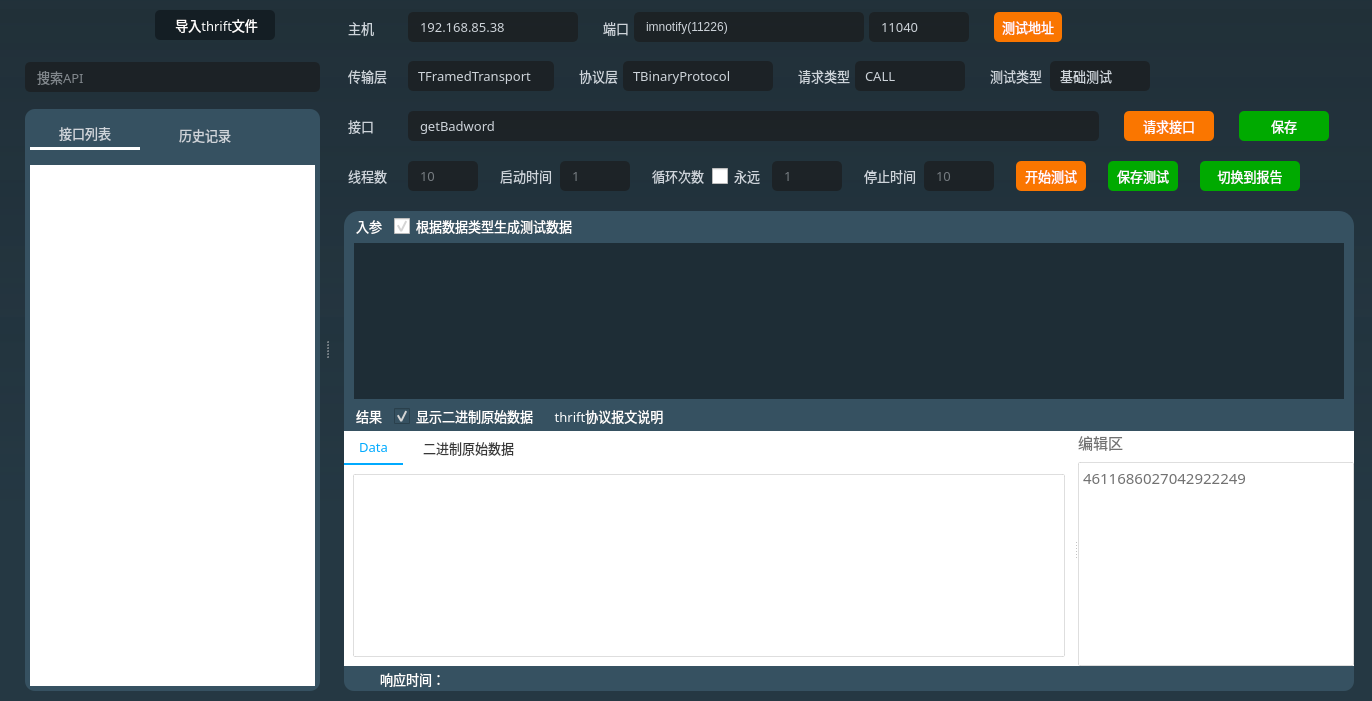
The window that source/thriftwidget.ui (HuaGouFdog/Fdog-Kit) describes before a commit, drawn with Qt 5.
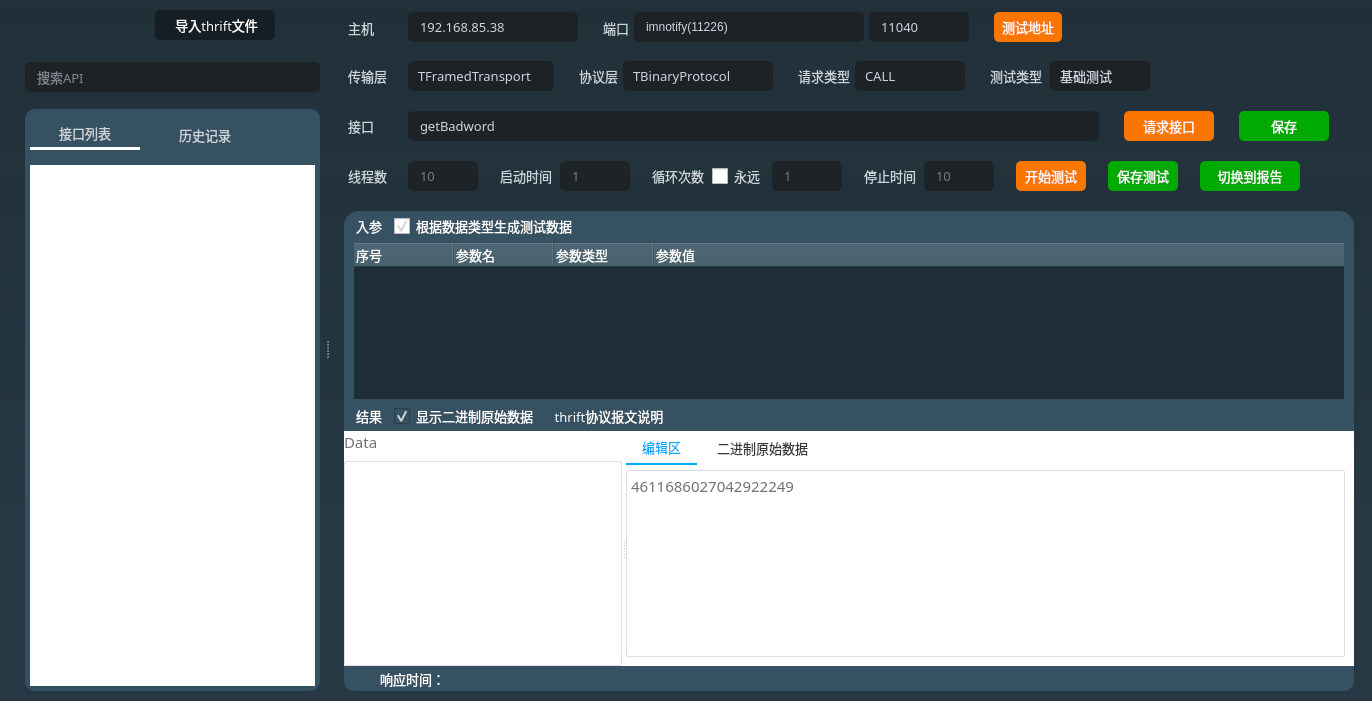
The same window after the commit. The open tabs and pages were chosen to show the change. Icons and pictures are not drawn.

Commit message: 修复接口返回类型为list的情况下格式为json出错的问题，优化下栏数据布局

What changed in the file:
```diff
--- a/source/thriftwidget.ui
+++ b/source/thriftwidget.ui
@@ -1261,7 +1261,7 @@
  
 QToolButton:hover {
 	color: rgb(255, 255, 255);
-	background-color: rgb(0, 170, 255);
+	background-color: rgb(250, 118, 0);
 }</string>
             </property>
             <property name="text">
@@ -2970,7 +2970,7 @@
                       <bool>false</bool>
                      </property>
                      <attribute name="headerVisible">
-                      <bool>false</bool>
+                      <bool>true</bool>
                      </attribute>
                      <attribute name="headerDefaultSectionSize">
                       <number>100</number>
@@ -3082,7 +3082,9 @@
 QScrollBar::handle:vertical{
     width: 12px;
 	
-	background-color: rgba(0, 41, 69, 255);
+	/*background-color: rgba(0, 41, 69, 255);*/
+	
+	background-color: rgb(79, 79, 79);
     /*滚动条两端变成椭圆 */
     border-radius: 2px;
     min-height: 0;
@@ -3342,6 +3344,54 @@
                         <property name="orientation">
                          <enum>Qt::Horizontal</enum>
                         </property>
+                        <widget class="QWidget" name="widget_2" native="true">
+                         <layout class="QVBoxLayout" name="verticalLayout_4">
+                          <property name="spacing">
+                           <number>8</number>
+                          </property>
+                          <item>
+                           <widget class="QLabel" name="label_4">
+                            <property name="font">
+                             <font>
+                              <family>OPPOSans B</family>
+                              <pointsize>11</pointsize>
+                             </font>
+                            </property>
+                            <property name="text">
+                             <string>Data</string>
+                            </property>
+                           </widget>
+                          </item>
+                          <item>
+                           <widget class="QTextEdit" name="textEdit_data">
+                            <property name="font">
+                             <font>
+                              <family>Cascadia Code SemiBold</family>
+                              <pointsize>11</pointsize>
+                              <stylestrategy>PreferAntialias</stylestrategy>
+                             </font>
+                            </property>
+                            <property name="styleSheet">
+                             <string notr="true">border: 1px solid rgba(199, 199, 199, 150);
+border-radius: 2px;</string>
+                            </property>
+                            <property name="frameShape">
+                             <enum>QFrame::Box</enum>
+                            </property>
+                            <property name="readOnly">
+                             <bool>true</bool>
+                            </property>
+                            <property name="html">
+                             <string>&lt;!DOCTYPE HTML PUBLIC &quot;-//W3C//DTD HTML 4.0//EN&quot; &quot;http://www.w3.org/TR/REC-html40/strict.dtd&quot;&gt;
+&lt;html&gt;&lt;head&gt;&lt;meta name=&quot;qrichtext&quot; content=&quot;1&quot; /&gt;&lt;style type=&quot;text/css&quot;&gt;
+p, li { white-space: pre-wrap; }
+&lt;/style&gt;&lt;/head&gt;&lt;body style=&quot; font-family:'Cascadia Code SemiBold'; font-size:11pt; font-weight:400; font-style:normal;&quot;&gt;
+&lt;p style=&quot;-qt-paragraph-type:empty; margin-top:0px; margin-bottom:0px; margin-left:0px; margin-right:0px; -qt-block-indent:0; text-indent:0px;&quot;&gt;&lt;br /&gt;&lt;/p&gt;&lt;/body&gt;&lt;/html&gt;</string>
+                            </property>
+                           </widget>
+                          </item>
+                         </layout>
+                        </widget>
                         <widget class="QTabWidget" name="tabWidget_response">
                          <property name="font">
                           <font>
@@ -3420,7 +3470,7 @@
 }</string>
                          </property>
                          <property name="currentIndex">
-                          <number>0</number>
+                          <number>1</number>
                          </property>
                          <widget class="QWidget" name="tab_3">
                           <property name="sizePolicy">
@@ -3433,40 +3483,38 @@
                            <string notr="true"/>
                           </property>
                           <attribute name="title">
-                           <string>  Data  </string>
+                           <string>  编辑区  </string>
                           </attribute>
                           <layout class="QVBoxLayout" name="verticalLayout_8">
                            <property name="spacing">
                             <number>0</number>
                            </property>
+                           <property name="leftMargin">
+                            <number>0</number>
+                           </property>
                            <property name="topMargin">
+                            <number>5</number>
+                           </property>
+                           <property name="rightMargin">
+                            <number>9</number>
+                           </property>
+                           <property name="bottomMargin">
                             <number>9</number>
                            </property>
                            <item>
-                            <widget class="QTextEdit" name="textEdit_data">
+                            <widget class="QPlainTextEdit" name="plainTextEdit">
                              <property name="font">
                               <font>
                                <family>Cascadia Code SemiBold</family>
                                <pointsize>11</pointsize>
-                               <stylestrategy>PreferAntialias</stylestrategy>
                               </font>
                              </property>
                              <property name="styleSheet">
                               <string notr="true">border: 1px solid rgba(199, 199, 199, 150);
 border-radius: 2px;</string>
                              </property>
-                             <property name="frameShape">
-                              <enum>QFrame::Box</enum>
-                             </property>
-                             <property name="readOnly">
-                              <bool>true</bool>
-                             </property>
-                             <property name="html">
-                              <string>&lt;!DOCTYPE HTML PUBLIC &quot;-//W3C//DTD HTML 4.0//EN&quot; &quot;http://www.w3.org/TR/REC-html40/strict.dtd&quot;&gt;
-&lt;html&gt;&lt;head&gt;&lt;meta name=&quot;qrichtext&quot; content=&quot;1&quot; /&gt;&lt;style type=&quot;text/css&quot;&gt;
-p, li { white-space: pre-wrap; }
-&lt;/style&gt;&lt;/head&gt;&lt;body style=&quot; font-family:'Cascadia Code SemiBold'; font-size:11pt; font-weight:400; font-style:normal;&quot;&gt;
-&lt;p style=&quot;-qt-paragraph-type:empty; margin-top:0px; margin-bottom:0px; margin-left:0px; margin-right:0px; -qt-block-indent:0; text-indent:0px;&quot;&gt;&lt;br /&gt;&lt;/p&gt;&lt;/body&gt;&lt;/html&gt;</string>
+                             <property name="plainText">
+                              <string>4611686027042922249</string>
                              </property>
                             </widget>
                            </item>
@@ -3494,10 +3542,10 @@
                             <number>0</number>
                            </property>
                            <property name="leftMargin">
-                            <number>9</number>
+                            <number>0</number>
                            </property>
                            <property name="topMargin">
-                            <number>9</number>
+                            <number>5</number>
                            </property>
                            <property name="rightMargin">
                             <number>9</number>
@@ -3505,6 +3553,40 @@
                            <property name="bottomMargin">
                             <number>9</number>
                            </property>
+                           <item>
+                            <widget class="QTextEdit" name="textEdit">
+                             <property name="font">
+                              <font>
+                               <family>Cascadia Code SemiBold</family>
+                               <pointsize>10</pointsize>
+                               <weight>7</weight>
+                               <italic>false</italic>
+                               <bold>false</bold>
+                              </font>
+                             </property>
+                             <property name="cursor" stdset="0">
+                              <cursorShape>ArrowCursor</cursorShape>
+                             </property>
+                             <property name="styleSheet">
+                              <string notr="true">border: 1px solid rgba(199, 199, 199, 150);
+border-radius: 2px;
+font: 63 10pt &quot;Cascadia Code SemiBold&quot;;</string>
+                             </property>
+                             <property name="frameShape">
+                              <enum>QFrame::Box</enum>
+                             </property>
+                             <property name="readOnly">
+                              <bool>true</bool>
+                             </property>
+                             <property name="html">
+                              <string>&lt;!DOCTYPE HTML PUBLIC &quot;-//W3C//DTD HTML 4.0//EN&quot; &quot;http://www.w3.org/TR/REC-html40/strict.dtd&quot;&gt;
+&lt;html&gt;&lt;head&gt;&lt;meta name=&quot;qrichtext&quot; content=&quot;1&quot; /&gt;&lt;style type=&quot;text/css&quot;&gt;
+p, li { white-space: pre-wrap; }
+&lt;/style&gt;&lt;/head&gt;&lt;body style=&quot; font-family:'Cascadia Code SemiBold'; font-size:10pt; font-weight:56; font-style:normal;&quot;&gt;
+&lt;p style=&quot;-qt-paragraph-type:empty; margin-top:0px; margin-bottom:0px; margin-left:0px; margin-right:0px; -qt-block-indent:0; text-indent:0px; font-weight:24;&quot;&gt;&lt;br /&gt;&lt;/p&gt;&lt;/body&gt;&lt;/html&gt;</string>
+                             </property>
+                            </widget>
+                           </item>
                            <item>
                             <widget class="QTextEdit" name="textEdit_info">
                              <property name="minimumSize">
@@ -3583,80 +3665,9 @@
                              </property>
                             </widget>
                            </item>
-                           <item>
-                            <widget class="QTextEdit" name="textEdit">
-                             <property name="font">
-                              <font>
-                               <family>Cascadia Code SemiBold</family>
-                               <pointsize>10</pointsize>
-                               <weight>7</weight>
-                               <italic>false</italic>
-                               <bold>false</bold>
-                              </font>
-                             </property>
-                             <property name="cursor" stdset="0">
-                              <cursorShape>ArrowCursor</cursorShape>
-                             </property>
-                             <property name="styleSheet">
-                              <string notr="true">border: 1px solid rgba(199, 199, 199, 150);
-border-radius: 2px;
-font: 63 10pt &quot;Cascadia Code SemiBold&quot;;</string>
-                             </property>
-                             <property name="frameShape">
-                              <enum>QFrame::Box</enum>
-                             </property>
-                             <property name="readOnly">
-                              <bool>true</bool>
-                             </property>
-                             <property name="html">
-                              <string>&lt;!DOCTYPE HTML PUBLIC &quot;-//W3C//DTD HTML 4.0//EN&quot; &quot;http://www.w3.org/TR/REC-html40/strict.dtd&quot;&gt;
-&lt;html&gt;&lt;head&gt;&lt;meta name=&quot;qrichtext&quot; content=&quot;1&quot; /&gt;&lt;style type=&quot;text/css&quot;&gt;
-p, li { white-space: pre-wrap; }
-&lt;/style&gt;&lt;/head&gt;&lt;body style=&quot; font-family:'Cascadia Code SemiBold'; font-size:10pt; font-weight:56; font-style:normal;&quot;&gt;
-&lt;p style=&quot;-qt-paragraph-type:empty; margin-top:0px; margin-bottom:0px; margin-left:0px; margin-right:0px; -qt-block-indent:0; text-indent:0px; font-weight:24;&quot;&gt;&lt;br /&gt;&lt;/p&gt;&lt;/body&gt;&lt;/html&gt;</string>
-                             </property>
-                            </widget>
-                           </item>
                           </layout>
                          </widget>
                         </widget>
-                        <widget class="QWidget" name="widget_2" native="true">
-                         <layout class="QVBoxLayout" name="verticalLayout_4">
-                          <property name="spacing">
-                           <number>8</number>
-                          </property>
-                          <item>
-                           <widget class="QLabel" name="label_4">
-                            <property name="font">
-                             <font>
-                              <family>OPPOSans B</family>
-                              <pointsize>11</pointsize>
-                             </font>
-                            </property>
-                            <property name="text">
-                             <string>编辑区</string>
-                            </property>
-                           </widget>
-                          </item>
-                          <item>
-                           <widget class="QPlainTextEdit" name="plainTextEdit">
-                            <property name="font">
-                             <font>
-                              <family>Cascadia Code SemiBold</family>
-                              <pointsize>11</pointsize>
-                             </font>
-                            </property>
-                            <property name="styleSheet">
-                             <string notr="true">border: 1px solid rgba(199, 199, 199, 150);
-border-radius: 2px;</string>
-                            </property>
-                            <property name="plainText">
-                             <string>4611686027042922249</string>
-                            </property>
-                           </widget>
-                          </item>
-                         </layout>
-                        </widget>
                        </widget>
                       </item>
                      </layout>
```
The commit also changes 4 other files.
